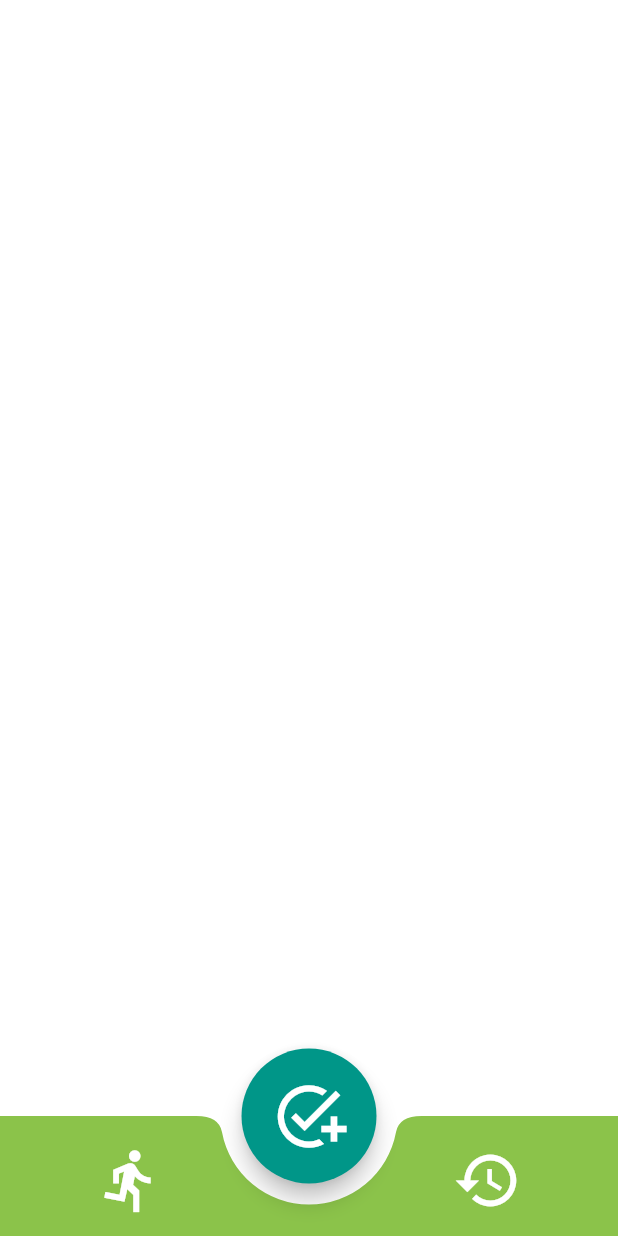
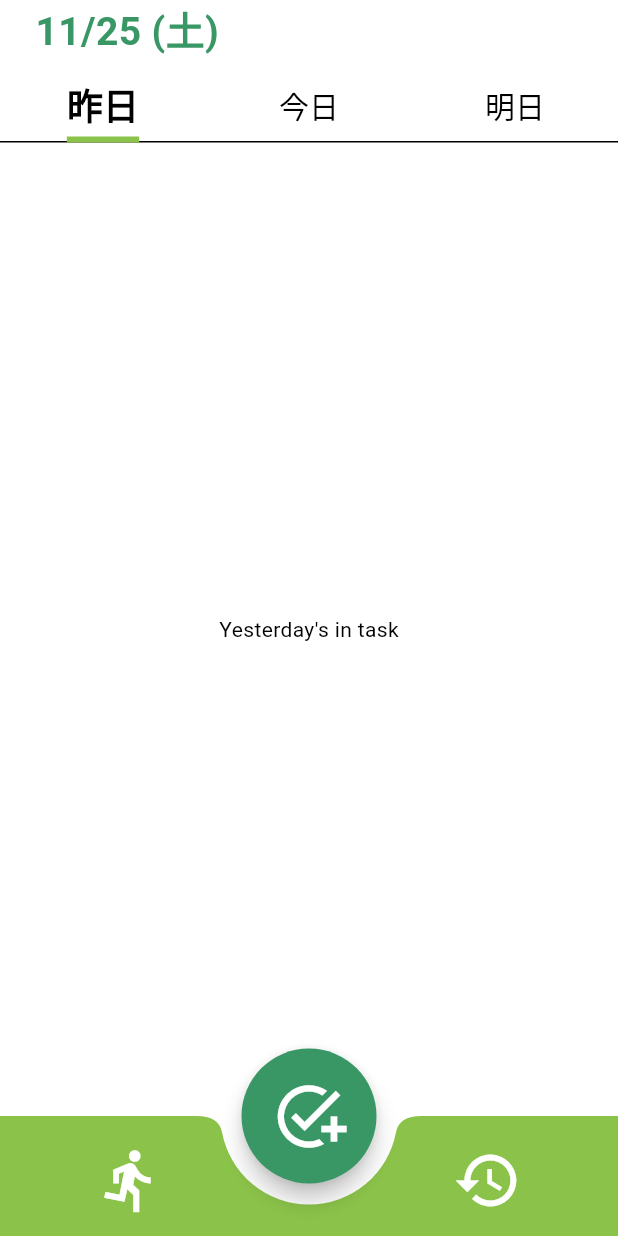
Before and after one commit to akifumi139/santas, a Flutter app: the screen it shows after launch, after a tap on the "directions run" icon, on a phone screen of 412 x 824 dp. Run offline on Flutter 3.47's test engine with Material 3 defaults, Android fonts, the phone set to English and light mode, and no system bars; our stand-ins replace gap.

Commit message:
add:タブ（昨日•今日•明日）を追加

```diff
--- /dev/null
+++ b/lib/empty_app_bar.dart
@@ -0,0 +1,15 @@
+import 'package:flutter/material.dart';
+
+class EmptyAppBar extends StatelessWidget implements PreferredSizeWidget {
+  const EmptyAppBar({super.key});
+
+  @override
+  Widget build(BuildContext context) {
+    return Container(
+      color: Colors.white,
+    );
+  }
+
+  @override
+  Size get preferredSize => const Size(0.0, 0.0);
+}
--- /dev/null
+++ b/lib/home_page.dart
@@ -0,0 +1,186 @@
+import 'package:flutter/material.dart';
+import 'package:gap/gap.dart';
+import 'package:intl/date_symbol_data_local.dart';
+import 'package:intl/intl.dart';
+import './empty_app_bar.dart';
+
+enum DateType {
+  yesterday,
+  today,
+  tomorrow,
+}
+
+class HomePage extends StatefulWidget {
+  const HomePage({Key? key}) : super(key: key);
+
+  @override
+  HomePageState createState() => HomePageState();
+}
+
+class HomePageState extends State<HomePage>
+    with SingleTickerProviderStateMixin {
+  late TabController _tabController;
+  late DateTime selectedDate;
+  late DateType tabStatus;
+
+  @override
+  void initState() {
+    _tabController = TabController(length: 3, vsync: this);
+    _tabController.addListener(() {
+      updateSelectedDate();
+    });
+    selectedDate = DateTime.now();
+    tabStatus = DateType.today;
+    super.initState();
+  }
+
+  void updateSelectedDate() {
+    switch (_tabController.index) {
+      case 0:
+        selectedDate = DateTime.now().subtract(const Duration(days: 1));
+        tabStatus = DateType.yesterday;
+        break;
+      case 1:
+        selectedDate = DateTime.now();
+        tabStatus = DateType.today;
+
+        break;
+      case 2:
+        selectedDate = DateTime.now().add(const Duration(days: 1));
+        tabStatus = DateType.tomorrow;
+        break;
+    }
+    setState(() {});
+  }
+
+  @override
+  void dispose() {
+    _tabController.dispose();
+    super.dispose();
+  }
+
+  @override
+  Widget build(BuildContext context) {
+    return Scaffold(
+      appBar: const EmptyAppBar(),
+      body: Column(
+        children: [
+          Align(
+            alignment: Alignment.centerLeft,
+            child: Container(
+              width: 146,
+              alignment: Alignment.centerRight,
+              child: Text(
+                _getDate(selectedDate),
+                style: TextStyle(
+                  fontSize: 26,
+                  color: tabStatus == DateType.yesterday
+                      ? Colors.black54
+                      : tabStatus == DateType.today
+                          ? const Color(0xFF389764)
+                          : Colors.yellow.shade800,
+                  fontWeight: FontWeight.bold,
+                ),
+              ),
+            ),
+          ),
+          const Gap(8),
+          TabBar(
+            controller: _tabController,
+            tabs: const [
+              Tab(text: '昨日'),
+              Tab(text: '今日'),
+              Tab(text: '明日'),
+            ],
+            unselectedLabelColor: Colors.black,
+            labelColor: Colors.black,
+            indicator: const UnderlineTabIndicator(
+              borderSide: BorderSide(
+                width: 4.0,
+                color: Colors.lightGreen,
+              ),
+            ),
+            indicatorSize: TabBarIndicatorSize.label,
+            labelStyle: const TextStyle(
+              fontSize: 24.0,
+              fontWeight: FontWeight.bold,
+            ),
+            unselectedLabelStyle: const TextStyle(fontSize: 20.0),
+          ),
+          Expanded(
+            child: TabBarView(
+              controller: _tabController,
+              children: const [
+                Center(child: Text("Yesterday's in task")),
+                Center(child: Text("Today's Tasks")),
+                Center(child: Text("Tomorrow's Tasks")),
+              ],
+            ),
+          ),
+        ],
+      ),
+      floatingActionButton: SizedBox(
+        width: 90.0,
+        height: 90.0,
+        child: tabStatus == DateType.yesterday
+            ? null
+            : FloatingActionButton(
+                onPressed: () {},
+                shape: RoundedRectangleBorder(
+                  borderRadius: BorderRadius.circular(50.0),
+                ),
+                backgroundColor: tabStatus == DateType.today
+                    ? const Color(0xFF389764)
+                    : Colors.yellow.shade800,
+                child: const Icon(
+                  Icons.add_task,
+                  size: 50,
+                  color: Colors.white,
+                ),
+              ),
+      ),
+      floatingActionButtonLocation: FloatingActionButtonLocation.centerDocked,
+      bottomNavigationBar: BottomAppBar(
+        color: Colors.lightGreen,
+        shape: const CircularNotchedRectangle(),
+        notchMargin: 14,
+        child: Row(
+          mainAxisSize: MainAxisSize.max,
+          mainAxisAlignment: MainAxisAlignment.spaceBetween,
+          children: <Widget>[
+            Container(
+              margin: const EdgeInsets.only(left: 40.0),
+              child: IconButton(
+                icon: const Icon(
+                  Icons.directions_run,
+                  color: Colors.white,
+                  size: 46.0,
+                ),
+                onPressed: () {},
+              ),
+            ),
+            Container(
+              margin: const EdgeInsets.only(right: 40.0),
+              child: IconButton(
+                icon: const Icon(
+                  Icons.history,
+                  color: Colors.white,
+                  size: 46.0,
+                ),
+                onPressed: () {},
+              ),
+            ),
+          ],
+        ),
+      ),
+    );
+  }
+
+  String _getDate(DateTime dateTime) {
+    initializeDateFormatting('ja');
+    final formatStrForDayOfWeek =
+        DateFormat('MM/dd (E)', 'ja').format(dateTime);
+
+    return formatStrForDayOfWeek;
+  }
+}
--- a/lib/main.dart
+++ b/lib/main.dart
@@ -1,4 +1,6 @@
 import 'package:flutter/material.dart';
+import 'package:santas/empty_app_bar.dart';
+import 'package:santas/home_page.dart';
 
 void main() {
   runApp(const MainApp());
@@ -18,58 +20,7 @@ class MainApp extends StatelessWidget {
             accentColor: Colors.white,
           ),
           scaffoldBackgroundColor: Colors.white),
-      home: Scaffold(
-        floatingActionButton: SizedBox(
-          width: 90.0,
-          height: 90,
-          child: FloatingActionButton(
-            onPressed: () {},
-            shape: RoundedRectangleBorder(
-              borderRadius: BorderRadius.circular(50.0),
-            ),
-            backgroundColor: Colors.teal,
-            child: const Icon(
-              Icons.add_task,
-              size: 50,
-              color: Colors.white,
-            ),
-          ),
-        ),
-        floatingActionButtonLocation: FloatingActionButtonLocation.centerDocked,
-        bottomNavigationBar: BottomAppBar(
-          color: Colors.lightGreen,
-          shape: const CircularNotchedRectangle(),
-          notchMargin: 14,
-          child: Row(
-            mainAxisSize: MainAxisSize.max,
-            mainAxisAlignment: MainAxisAlignment.spaceBetween,
-            children: <Widget>[
-              Container(
-                margin: const EdgeInsets.only(left: 40.0),
-                child: IconButton(
-                  icon: const Icon(
-                    Icons.directions_run,
-                    color: Colors.white,
-                    size: 46.0,
-                  ),
-                  onPressed: () {},
-                ),
-              ),
-              Container(
-                margin: const EdgeInsets.only(right: 40.0),
-                child: IconButton(
-                  icon: const Icon(
-                    Icons.history,
-                    color: Colors.white,
-                    size: 46.0,
-                  ),
-                  onPressed: () {},
-                ),
-              ),
-            ],
-          ),
-        ),
-      ),
+      home: const HomePage(),
     );
   }
 }
--- a/pubspec.yaml
+++ b/pubspec.yaml
@@ -9,6 +9,8 @@ environment:
 dependencies:
   flutter:
     sdk: flutter
+  gap: ^3.0.1
+  intl: ^0.18.1
 
 dev_dependencies:
   flutter_test:
```
Also changed, not shown: pubspec.lock.
